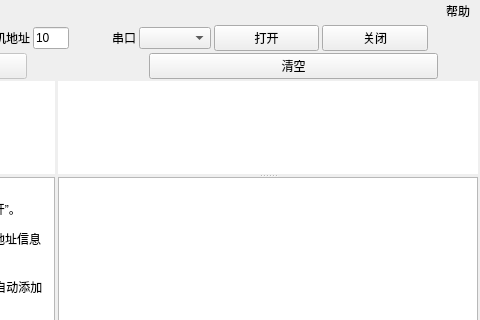
This is UI/serial_window.ui in KayFelicities/698trans as Qt 5 draws it before an edit; both pictures show x 368 to 848 and y 0 to 320 of the 848 by 669 pixel window. The edited form follows.
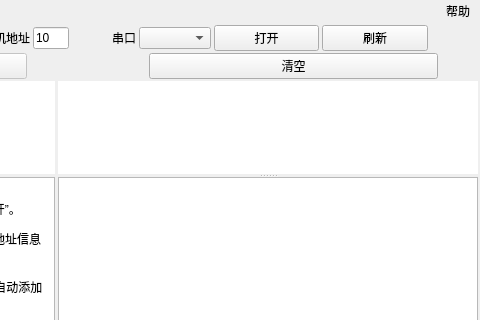
This is the edited form. Icons and pictures are not drawn.

```diff
--- a/UI/serial_window.ui
+++ b/UI/serial_window.ui
@@ -219,7 +219,7 @@
          </sizepolicy>
         </property>
         <property name="text">
-         <string>关闭</string>
+         <string>刷新</string>
         </property>
        </widget>
       </item>
```
Left out of the diff: 2 changed lines with no effect on the pictures.
